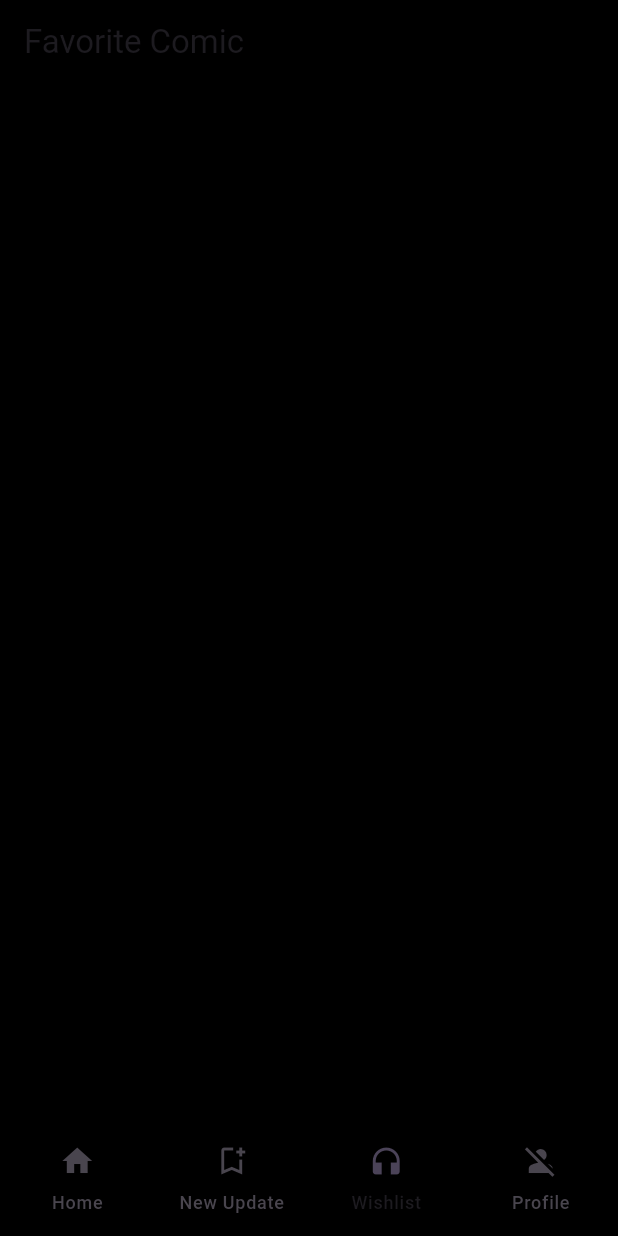
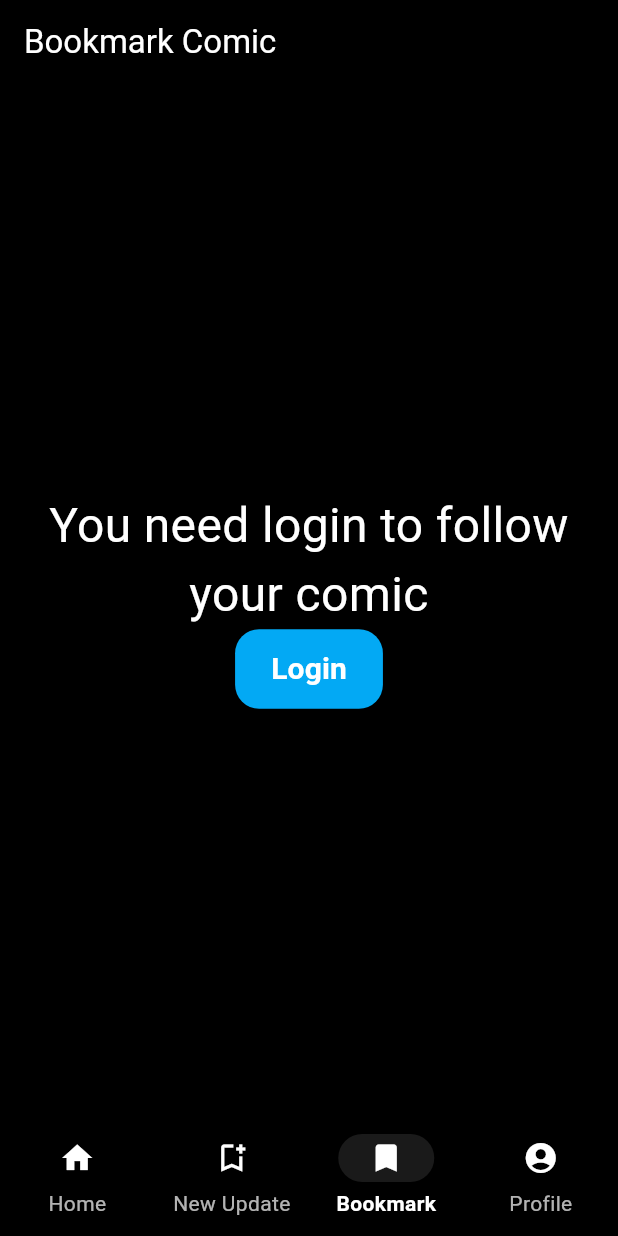
Before and after one commit to tngmait12/comic_app, a Flutter app: the screen it shows after launch, item 3 of the bottom bar chosen, on a phone screen of 412 x 824 dp. Run offline on Flutter 3.47's test engine with Material 3 defaults, Android fonts, the phone set to English and light mode, and no system bars; our stand-ins replace carousel_slider, get; network calls fail.

Commit message:
Pge New, Book Mark

```diff
--- a/lib/features/comic/pages/page_favorite_comic.dart
+++ b/lib/features/comic/pages/page_favorite_comic.dart
@@ -7,8 +7,32 @@ class PageFavoriteComic extends StatelessWidget {
   Widget build(BuildContext context) {
     return Scaffold(
       appBar: AppBar(
-        title: Text("Favorite Comic"),
+        title: Text("Bookmark Comic",style: TextStyle(color: Colors.white)),
         backgroundColor: Theme.of(context).colorScheme.shadow,
+      ),
+      body: Center(
+        child: Padding(
+          padding: const EdgeInsets.all(8.0),
+          child: Column(
+            mainAxisAlignment: MainAxisAlignment.center,
+            children: [
+              Text("You need login to follow your comic", style: TextStyle(color: Colors.white, fontSize: 32), textAlign: TextAlign.center,),
+              ElevatedButton(
+                  onPressed: () {},
+                  style: ElevatedButton.styleFrom(
+                    backgroundColor: Colors.lightBlue,
+                    foregroundColor: Colors.white,
+                    padding: EdgeInsets.symmetric(horizontal: 24, vertical: 12),
+                    shape: RoundedRectangleBorder(
+                      borderRadius: BorderRadius.circular(16),
+                    ),
+                    elevation: 4,
+                  ),
+                  child: Text("Login", style: TextStyle(fontWeight: FontWeight.bold, fontSize: 20),)
+              )
+            ],
+          ),
+        ),
       ),
       backgroundColor: Theme.of(context).colorScheme.shadow,
     );
--- a/lib/features/comic/pages/page_setting_comic.dart
+++ b/lib/features/comic/pages/page_setting_comic.dart
@@ -7,7 +7,7 @@ class PageSettingComic extends StatelessWidget {
   Widget build(BuildContext context) {
     return Scaffold(
       appBar: AppBar(
-        title: Text("Setting User"),
+        title: Text("Setting User", style: TextStyle(color: Colors.white)),
         backgroundColor: Theme.of(context).colorScheme.shadow,
       ),
       backgroundColor: Theme.of(context).colorScheme.shadow,
--- a/lib/my_widget/vertical_icon_text.dart
+++ b/lib/my_widget/vertical_icon_text.dart
@@ -43,7 +43,7 @@ class VerticalIconText extends StatelessWidget {
 
             /// Text
             const SizedBox(height: 16.0 / 2),
-            SizedBox(width: 65, child: Text(title, style: Theme.of(context).textTheme.labelMedium!.apply(color: textColor), maxLines: 1))
+            SizedBox(width: 65, child: Center(child: Text(title, style: Theme.of(context).textTheme.labelMedium!.apply(color: textColor), maxLines: 1)))
           ],
         ),
       ),
--- a/lib/navigation_menu.dart
+++ b/lib/navigation_menu.dart
@@ -14,20 +14,39 @@ class NavigationMenu extends StatelessWidget {
 
     return Scaffold(
       bottomNavigationBar: Obx(
-            () => NavigationBar(
+            () => NavigationBarTheme(
+              data: NavigationBarThemeData(
+                labelTextStyle: MaterialStateProperty.resolveWith<TextStyle>(
+                      (states) {
+                    if (states.contains(MaterialState.selected)) {
+                      return const TextStyle(
+                        color: Colors.white,
+                        fontWeight: FontWeight.bold,
+                      );
+                    } else {
+                      return const TextStyle(
+                        color: Colors.white70,
+                        fontWeight: FontWeight.normal,
+                      );
+                    }
+                  },
+                ),
+              ),
+              child: NavigationBar(
                         height: 80,
                         elevation: 0,
                         selectedIndex: controller.selectedIndex.value,
                         onDestinationSelected: (index) => controller.selectedIndex.value = index,
                         backgroundColor: Colors.black,
-          indicatorColor: Colors.black.withOpacity(0.1),
+                        indicatorColor: Colors.white.withOpacity(0.1),
 
                         destinations: const [
-            NavigationDestination(icon: Icon(Icons.home), label: 'Home'),
-            NavigationDestination(icon: Icon(Icons.bookmark_add_outlined), label: 'New Update'),
-            NavigationDestination(icon: Icon(Icons.headphones), label: 'Wishlist'),
-            NavigationDestination(icon: Icon(Icons.person_off), label: 'Profile'),
+              NavigationDestination(icon: Icon(Icons.home, color: Colors.white,), label: 'Home'),
+              NavigationDestination(icon: Icon(Icons.bookmark_add_outlined, color: Colors.white), label: 'New Update'),
+              NavigationDestination(icon: Icon(Icons.bookmark, color: Colors.white), label: 'Bookmark'),
+              NavigationDestination(icon: Icon(Icons.account_circle, color: Colors.white), label: "Profile"),
                         ],
+                      ),
             ),
       ),
       body: Obx(() => controller.screens[controller.selectedIndex.value]),
```
Also changed, not shown: lib/features/comic/pages/page_home_comic.dart (+4 -4 lines), lib/features/comic/pages/page_new_comic.dart (+64 -1 lines). Lines whose indentation alone changed are shown as unchanged.
